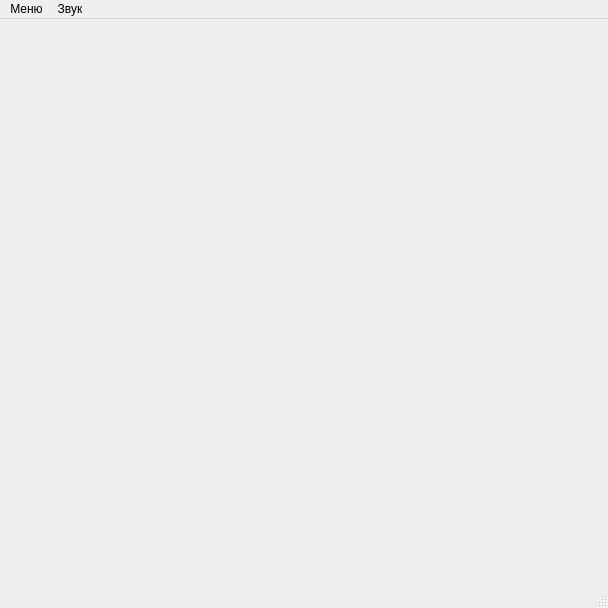
Qt form client/ui/mainwindow.ui (movavok/SelectionOnline) before a commit.
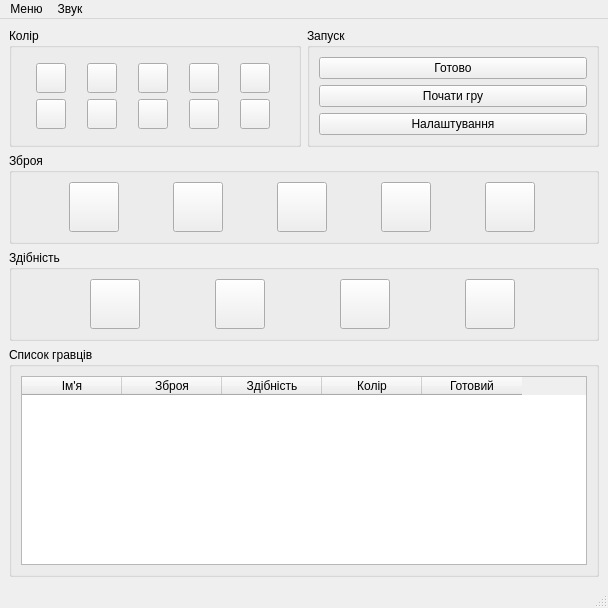
The same form after that commit. The open tabs and pages were chosen to show the change. Custom widgets are drawn as their Qt base class.

Commit message: Add ui sample for lobby screen page

Diff of the .ui file:
```diff
--- a/client/ui/mainwindow.ui
+++ b/client/ui/mainwindow.ui
@@ -240,7 +240,499 @@
         </item>
        </layout>
       </widget>
-      <widget class="QWidget" name="page_lobbyScreen"/>
+      <widget class="QWidget" name="page_lobbyScreen">
+       <layout class="QVBoxLayout" name="verticalLayout_15">
+        <item>
+         <layout class="QVBoxLayout" name="verticalLayout_13">
+          <item>
+           <layout class="QHBoxLayout" name="horizontalLayout_5">
+            <item>
+             <widget class="QGroupBox" name="gb_color">
+              <property name="title">
+               <string>Колір</string>
+              </property>
+              <layout class="QVBoxLayout" name="verticalLayout_14">
+               <item>
+                <layout class="QGridLayout" name="gridLayout">
+                 <item row="0" column="0">
+                  <widget class="QPushButton" name="b_red">
+                   <property name="minimumSize">
+                    <size>
+                     <width>30</width>
+                     <height>30</height>
+                    </size>
+                   </property>
+                   <property name="maximumSize">
+                    <size>
+                     <width>30</width>
+                     <height>30</height>
+                    </size>
+                   </property>
+                   <property name="text">
+                    <string/>
+                   </property>
+                  </widget>
+                 </item>
+                 <item row="0" column="1">
+                  <widget class="QPushButton" name="b_yellow">
+                   <property name="minimumSize">
+                    <size>
+                     <width>30</width>
+                     <height>30</height>
+                    </size>
+                   </property>
+                   <property name="maximumSize">
+                    <size>
+                     <width>30</width>
+                     <height>30</height>
+                    </size>
+                   </property>
+                   <property name="text">
+                    <string/>
+                   </property>
+                  </widget>
+                 </item>
+                 <item row="0" column="2">
+                  <widget class="QPushButton" name="b_pink">
+                   <property name="minimumSize">
+                    <size>
+                     <width>30</width>
+                     <height>30</height>
+                    </size>
+                   </property>
+                   <property name="maximumSize">
+                    <size>
+                     <width>30</width>
+                     <height>30</height>
+                    </size>
+                   </property>
+                   <property name="text">
+                    <string/>
+                   </property>
+                  </widget>
+                 </item>
+                 <item row="0" column="3">
+                  <widget class="QPushButton" name="b_orange">
+                   <property name="minimumSize">
+                    <size>
+                     <width>30</width>
+                     <height>30</height>
+                    </size>
+                   </property>
+                   <property name="maximumSize">
+                    <size>
+                     <width>30</width>
+                     <height>30</height>
+                    </size>
+                   </property>
+                   <property name="text">
+                    <string/>
+                   </property>
+                  </widget>
+                 </item>
+                 <item row="0" column="4">
+                  <widget class="QPushButton" name="b_white">
+                   <property name="minimumSize">
+                    <size>
+                     <width>30</width>
+                     <height>30</height>
+                    </size>
+                   </property>
+                   <property name="maximumSize">
+                    <size>
+                     <width>30</width>
+                     <height>30</height>
+                    </size>
+                   </property>
+                   <property name="text">
+                    <string/>
+                   </property>
+                  </widget>
+                 </item>
+                 <item row="1" column="0">
+                  <widget class="QPushButton" name="b_blue">
+                   <property name="minimumSize">
+                    <size>
+                     <width>30</width>
+                     <height>30</height>
+                    </size>
+                   </property>
+                   <property name="maximumSize">
+                    <size>
+                     <width>30</width>
+                     <height>30</height>
+                    </size>
+                   </property>
+                   <property name="text">
+                    <string/>
+                   </property>
+                  </widget>
+                 </item>
+                 <item row="1" column="1">
+                  <widget class="QPushButton" name="b_purple">
+                   <property name="minimumSize">
+                    <size>
+                     <width>30</width>
+                     <height>30</height>
+                    </size>
+                   </property>
+                   <property name="maximumSize">
+                    <size>
+                     <width>30</width>
+                     <height>30</height>
+                    </size>
+                   </property>
+                   <property name="text">
+                    <string/>
+                   </property>
+                  </widget>
+                 </item>
+                 <item row="1" column="3">
+                  <widget class="QPushButton" name="b_gray">
+                   <property name="minimumSize">
+                    <size>
+                     <width>30</width>
+                     <height>30</height>
+                    </size>
+                   </property>
+                   <property name="maximumSize">
+                    <size>
+                     <width>30</width>
+                     <height>30</height>
+                    </size>
+                   </property>
+                   <property name="text">
+                    <string/>
+                   </property>
+                  </widget>
+                 </item>
+                 <item row="1" column="4">
+                  <widget class="QPushButton" name="b_black">
+                   <property name="minimumSize">
+                    <size>
+                     <width>30</width>
+                     <height>30</height>
+                    </size>
+                   </property>
+                   <property name="maximumSize">
+                    <size>
+                     <width>30</width>
+                     <height>30</height>
+                    </size>
+                   </property>
+                   <property name="text">
+                    <string/>
+                   </property>
+                  </widget>
+                 </item>
+                 <item row="1" column="2">
+                  <widget class="QPushButton" name="b_green">
+                   <property name="minimumSize">
+                    <size>
+                     <width>30</width>
+                     <height>30</height>
+                    </size>
+                   </property>
+                   <property name="maximumSize">
+                    <size>
+                     <width>30</width>
+                     <height>30</height>
+                    </size>
+                   </property>
+                   <property name="text">
+                    <string/>
+                   </property>
+                  </widget>
+                 </item>
+                </layout>
+               </item>
+              </layout>
+             </widget>
+            </item>
+            <item>
+             <widget class="QGroupBox" name="gb_play">
+              <property name="maximumSize">
+               <size>
+                <width>16777215</width>
+                <height>1000000</height>
+               </size>
+              </property>
+              <property name="title">
+               <string>Запуск</string>
+              </property>
+              <layout class="QVBoxLayout" name="verticalLayout_18">
+               <item>
+                <layout class="QVBoxLayout" name="verticalLayout_16">
+                 <item>
+                  <widget class="QPushButton" name="b_playerReady">
+                   <property name="text">
+                    <string>Готово</string>
+                   </property>
+                  </widget>
+                 </item>
+                 <item>
+                  <widget class="QPushButton" name="b_openGameView">
+                   <property name="text">
+                    <string>Почати гру</string>
+                   </property>
+                  </widget>
+                 </item>
+                 <item>
+                  <widget class="QPushButton" name="b_settings">
+                   <property name="text">
+                    <string>Налаштування</string>
+                   </property>
+                  </widget>
+                 </item>
+                </layout>
+               </item>
+              </layout>
+             </widget>
+            </item>
+           </layout>
+          </item>
+          <item>
+           <widget class="QGroupBox" name="gb_weapon">
+            <property name="title">
+             <string>Зброя</string>
+            </property>
+            <layout class="QVBoxLayout" name="verticalLayout_11">
+             <item>
+              <layout class="QHBoxLayout" name="horizontalLayout_7">
+               <item>
+                <widget class="QPushButton" name="pushButton">
+                 <property name="minimumSize">
+                  <size>
+                   <width>50</width>
+                   <height>50</height>
+                  </size>
+                 </property>
+                 <property name="maximumSize">
+                  <size>
+                   <width>50</width>
+                   <height>50</height>
+                  </size>
+                 </property>
+                 <property name="text">
+                  <string/>
+                 </property>
+                </widget>
+               </item>
+               <item>
+                <widget class="QPushButton" name="pushButton_2">
+                 <property name="minimumSize">
+                  <size>
+                   <width>50</width>
+                   <height>50</height>
+                  </size>
+                 </property>
+                 <property name="maximumSize">
+                  <size>
+                   <width>50</width>
+                   <height>50</height>
+                  </size>
+                 </property>
+                 <property name="text">
+                  <string/>
+                 </property>
+                </widget>
+               </item>
+               <item>
+                <widget class="QPushButton" name="pushButton_3">
+                 <property name="minimumSize">
+                  <size>
+                   <width>50</width>
+                   <height>50</height>
+                  </size>
+                 </property>
+                 <property name="maximumSize">
+                  <size>
+                   <width>50</width>
+                   <height>50</height>
+                  </size>
+                 </property>
+                 <property name="text">
+                  <string/>
+                 </property>
+                </widget>
+               </item>
+               <item>
+                <widget class="QPushButton" name="pushButton_4">
+                 <property name="minimumSize">
+                  <size>
+                   <width>50</width>
+                   <height>50</height>
+                  </size>
+                 </property>
+                 <property name="maximumSize">
+                  <size>
+                   <width>50</width>
+                   <height>50</height>
+                  </size>
+                 </property>
+                 <property name="text">
+                  <string/>
+                 </property>
+                </widget>
+               </item>
+               <item>
+                <widget class="QPushButton" name="pushButton_5">
+                 <property name="minimumSize">
+                  <size>
+                   <width>50</width>
+                   <height>50</height>
+                  </size>
+                 </property>
+                 <property name="maximumSize">
+                  <size>
+                   <width>50</width>
+                   <height>50</height>
+                  </size>
+                 </property>
+                 <property name="text">
+                  <string/>
+                 </property>
+                </widget>
+               </item>
+              </layout>
+             </item>
+            </layout>
+           </widget>
+          </item>
+          <item>
+           <widget class="QGroupBox" name="gb_ability">
+            <property name="title">
+             <string>Здібність</string>
+            </property>
+            <layout class="QVBoxLayout" name="verticalLayout_12">
+             <item>
+              <layout class="QHBoxLayout" name="horizontalLayout_8">
+               <item>
+                <widget class="QPushButton" name="pushButton_6">
+                 <property name="minimumSize">
+                  <size>
+                   <width>50</width>
+                   <height>50</height>
+                  </size>
+                 </property>
+                 <property name="maximumSize">
+                  <size>
+                   <width>50</width>
+                   <height>50</height>
+                  </size>
+                 </property>
+                 <property name="text">
+                  <string/>
+                 </property>
+                </widget>
+               </item>
+               <item>
+                <widget class="QPushButton" name="pushButton_7">
+                 <property name="minimumSize">
+                  <size>
+                   <width>50</width>
+                   <height>50</height>
+                  </size>
+                 </property>
+                 <property name="maximumSize">
+                  <size>
+                   <width>50</width>
+                   <height>50</height>
+                  </size>
+                 </property>
+                 <property name="text">
+                  <string/>
+                 </property>
+                </widget>
+               </item>
+               <item>
+                <widget class="QPushButton" name="pushButton_8">
+                 <property name="minimumSize">
+                  <size>
+                   <width>50</width>
+                   <height>50</height>
+                  </size>
+                 </property>
+                 <property name="maximumSize">
+                  <size>
+                   <width>50</width>
+                   <height>50</height>
+                  </size>
+                 </property>
+                 <property name="text">
+                  <string/>
+                 </property>
+                </widget>
+               </item>
+               <item>
+                <widget class="QPushButton" name="pushButton_9">
+                 <property name="minimumSize">
+                  <size>
+                   <width>50</width>
+                   <height>50</height>
+                  </size>
+                 </property>
+                 <property name="maximumSize">
+                  <size>
+                   <width>50</width>
+                   <height>50</height>
+                  </size>
+                 </property>
+                 <property name="text">
+                  <string/>
+                 </property>
+                </widget>
+               </item>
+              </layout>
+             </item>
+            </layout>
+           </widget>
+          </item>
+          <item>
+           <widget class="QGroupBox" name="gb_playersList">
+            <property name="title">
+             <string>Список гравців</string>
+            </property>
+            <layout class="QVBoxLayout" name="verticalLayout_10">
+             <item>
+              <widget class="QTableWidget" name="table_playersList">
+               <property name="styleSheet">
+                <string notr="true">font: 8pt &quot;Segoe UI&quot;;</string>
+               </property>
+               <column>
+                <property name="text">
+                 <string>Ім'я</string>
+                </property>
+               </column>
+               <column>
+                <property name="text">
+                 <string>Зброя</string>
+                </property>
+               </column>
+               <column>
+                <property name="text">
+                 <string>Здібність</string>
+                </property>
+               </column>
+               <column>
+                <property name="text">
+                 <string>Колір</string>
+                </property>
+               </column>
+               <column>
+                <property name="text">
+                 <string>Готовий</string>
+                </property>
+               </column>
+              </widget>
+             </item>
+            </layout>
+           </widget>
+          </item>
+         </layout>
+        </item>
+       </layout>
+      </widget>
       <widget class="QWidget" name="page_gameView">
        <layout class="QVBoxLayout" name="verticalLayout">
         <property name="spacing">
```
Left out of the diff: 2 changed lines with no effect on the pictures.
